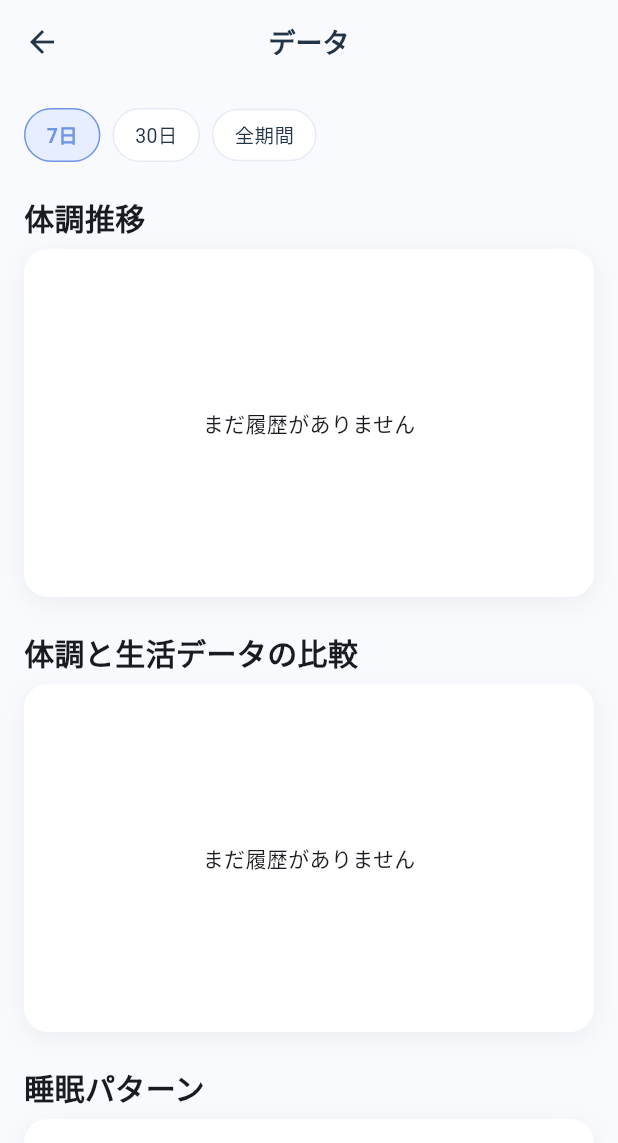
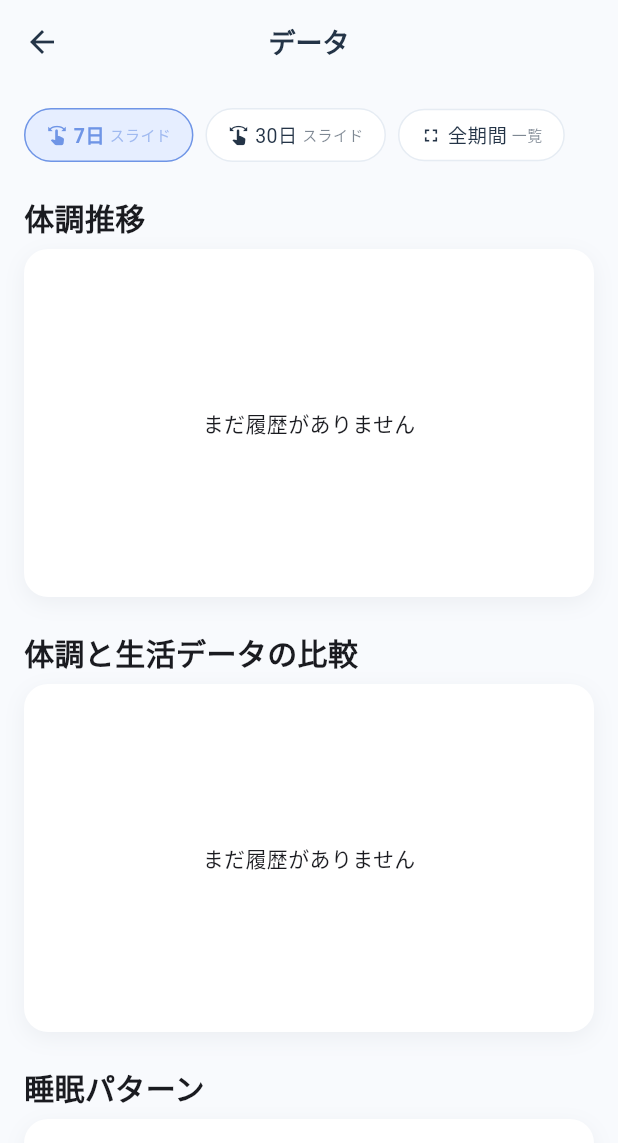
Before and after one commit to nuwaaaa/health-predictor, a Flutter app: the DataPage screen opened directly with empty values, on a phone screen of 412 x 824 dp. Shown: the top 1143 px of the screen. Run offline on Flutter 3.47's test engine with Material 3 defaults, Android fonts, the phone set to English and light mode, and no system bars; our stand-ins replace cloud_firestore, firebase_auth, firebase_core, fl_chart, shared_preferences; missing offline and left inert: health; accounts and stored records are empty.

Commit message:
fix: 期間タブにアイコンとサブラベルを追加しスクロール操作を明示
- 7日/30日タブ: swipeアイコン + 「スライド」サブラベル
- 全期間タブ: fullscreenアイコン + 「一覧」サブラベル
- AppPillにicon/subLabel対応を追加

https://claude.ai/code/session_01NEsNNrsR2HzgjNxV6S6c3g

```diff
--- a/lib/pages/data_page.dart
+++ b/lib/pages/data_page.dart
@@ -107,11 +107,11 @@ class _DataPageState extends State<DataPage> {
               // --- 期間切替 ---
               Row(
                 children: [
-                  _periodPill(7, '7日'),
+                  _periodPill(7, '7日', Icons.swipe, 'スライド'),
                   const SizedBox(width: AppSpacing.sm),
-                  _periodPill(30, '30日'),
+                  _periodPill(30, '30日', Icons.swipe, 'スライド'),
                   const SizedBox(width: AppSpacing.sm),
-                  _periodPill(0, '全期間'),
+                  _periodPill(0, '全期間', Icons.fullscreen, '一覧'),
                 ],
               ),
 
@@ -179,11 +179,13 @@ class _DataPageState extends State<DataPage> {
     );
   }
 
-  Widget _periodPill(int days, String label) {
+  Widget _periodPill(int days, String label, IconData icon, String subLabel) {
     final selected = _periodDays == days;
     return AppPill(
       label: label,
       selected: selected,
+      icon: icon,
+      subLabel: subLabel,
       onTap: () => _changePeriod(days),
     );
   }
--- a/lib/widgets/common_widgets.dart
+++ b/lib/widgets/common_widgets.dart
@@ -82,6 +82,8 @@ class AppPill extends StatelessWidget {
   final bool filled;
   final bool selected;
   final VoidCallback? onTap;
+  final IconData? icon;
+  final String? subLabel;
 
   const AppPill({
     super.key,
@@ -89,10 +91,18 @@ class AppPill extends StatelessWidget {
     this.filled = false,
     this.selected = false,
     this.onTap,
+    this.icon,
+    this.subLabel,
   });
 
   @override
   Widget build(BuildContext context) {
+    final mainColor = selected
+        ? AppColors.primary
+        : filled
+            ? Colors.white
+            : context.textMainColor;
+
     return GestureDetector(
       onTap: onTap,
       child: AnimatedContainer(
@@ -109,17 +119,32 @@ class AppPill extends StatelessWidget {
             color: selected ? AppColors.primary : context.dividerColor,
           ),
         ),
-        child: Text(
-          label,
-          style: TextStyle(
-            fontSize: 13,
-            fontWeight: selected ? FontWeight.w600 : FontWeight.w400,
-            color: selected
-                ? AppColors.primary
-                : filled
-                    ? Colors.white
-                    : context.textMainColor,
-          ),
+        child: Row(
+          mainAxisSize: MainAxisSize.min,
+          children: [
+            if (icon != null) ...[
+              Icon(icon, size: 14, color: mainColor),
+              const SizedBox(width: 4),
+            ],
+            Text(
+              label,
+              style: TextStyle(
+                fontSize: 13,
+                fontWeight: selected ? FontWeight.w600 : FontWeight.w400,
+                color: mainColor,
+              ),
+            ),
+            if (subLabel != null) ...[
+              const SizedBox(width: 3),
+              Text(
+                subLabel!,
+                style: TextStyle(
+                  fontSize: 10,
+                  color: mainColor.withAlpha(150),
+                ),
+              ),
+            ],
+          ],
         ),
       ),
     );
```
